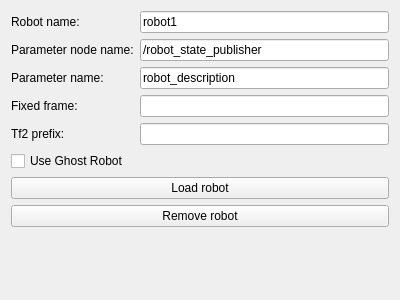
rosmed/slicer_ros2_module, file Resources/UI/qSlicerROS2RobotWidget.ui: the form before one commit.
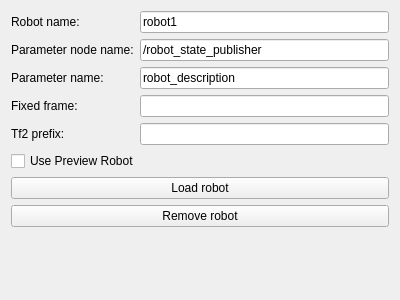
The form after the commit.

Commit message: For robot control, use preview instead of ghost

```diff
--- a/Resources/UI/qSlicerROS2RobotWidget.ui
+++ b/Resources/UI/qSlicerROS2RobotWidget.ui
@@ -114,7 +114,7 @@
    <item row="5" column="0" colspan="2">
     <widget class="QCheckBox" name="ghostcheckBox">
      <property name="text">
-      <string>Use Ghost Robot</string>
+        <string>Use Preview Robot</string>
      </property>
     </widget>
    </item>
```
Left out of the diff: 2 changed lines with no effect on the pictures. Lines whose indentation alone changed are shown as unchanged. The commit also changes 2 other files.
